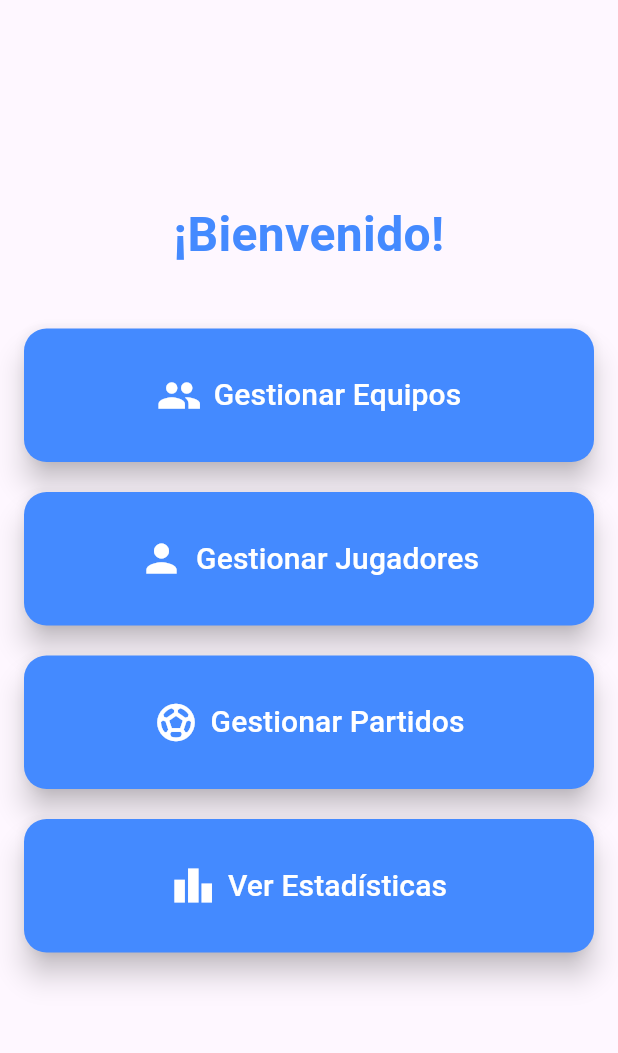
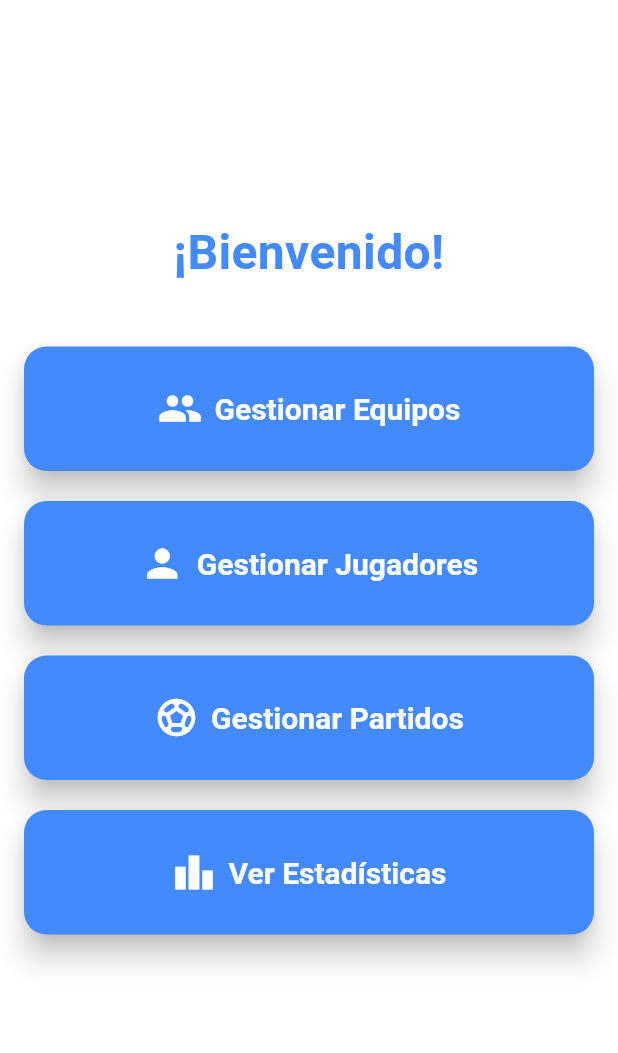
Before and after one commit to CrisMonteiro23/mi_app_futsal, a Flutter app: the screen it shows after launch, on a phone screen of 412 x 824 dp, the part 84-1137 px from its top. Run offline on Flutter 3.47's test engine with Material 3 defaults, Android fonts, the phone set to English and light mode, and no system bars.

Commit message:
Update main.dart

```diff
--- a/lib/main.dart
+++ b/lib/main.dart
@@ -1,16 +1,16 @@
+// lib/main.dart
 import 'package:flutter/material.dart';
-import 'package:provider/provider.dart'; // Importa el paquete Provider
-import 'package:mi_app_futsal/data/app_data.dart'; // Importa tu gestor de datos
-import 'package:mi_app_futsal/screens/home_screen.dart'; // Importa la pantalla de inicio
+import 'package:provider/provider.dart'; // Para la gestión de estado
+import 'package:mi_app_futsal/data/app_data.dart'; // Tu gestor de datos principal
+import 'package:mi_app_futsal/screens/home_screen.dart'; // La pantalla principal para registrar eventos
 
 void main() {
   // runApp es la función principal que inicia tu aplicación Flutter.
-  // Aquí envolvemos nuestra aplicación con ChangeNotifierProvider.
-  // Esto permite que todas las pantallas y widgets de la aplicación
-  // accedan y reaccionen a los cambios en AppData.
+  // Usamos ChangeNotifierProvider para que AppData esté disponible
+  // en todo el árbol de widgets y notifique los cambios.
   runApp(
     ChangeNotifierProvider(
-      create: (context) => AppData(), // Crea una instancia de AppData
+      create: (context) => AppData(), // Crea una instancia de tu gestor de datos
       child: const MyApp(), // Tu aplicación principal
     ),
   );
@@ -21,35 +21,42 @@
 
   @override
   Widget build(BuildContext context) {
-    // MaterialApp es el widget raíz de una aplicación Material Design.
-    // Define el título, tema y la pantalla de inicio de la app.
+    // MaterialApp configura el tema y la navegación de tu aplicación.
     return MaterialApp(
-      title: 'Gestor de Liga de Futsal', // Título de la aplicación
-      debugShowCheckedModeBanner: false, // Oculta la etiqueta "DEBUG" en la esquina
+      title: 'Analizador de Futsal', // Nuevo título para reflejar el enfoque
+      debugShowCheckedModeBanner: false, // Oculta la etiqueta "DEBUG"
       theme: ThemeData(
         primarySwatch: Colors.blue, // Color principal de la aplicación
         appBarTheme: const AppBarTheme(
           backgroundColor: Colors.blueAccent, // Color de la barra superior
           foregroundColor: Colors.white, // Color del texto en la barra superior
+          centerTitle: true, // Centra el título en todas las AppBars
         ),
         floatingActionButtonTheme: const FloatingActionButtonThemeData(
           backgroundColor: Colors.blueAccent, // Color del botón flotante
-          foregroundColor: Colors.white, // Color del icono del botón flotante
+          foregroundColor: Colors.white, // Color del icono
         ),
         elevatedButtonTheme: ElevatedButtonThemeData(
           style: ElevatedButton.styleFrom(
             backgroundColor: Colors.blueAccent, // Color de fondo de los botones elevados
-            foregroundColor: Colors.white, // Color del texto de los botones elevados
+            foregroundColor: Colors.white, // Color del texto
             shape: RoundedRectangleBorder(
               borderRadius: BorderRadius.circular(8), // Bordes redondeados
             ),
+            padding: const EdgeInsets.symmetric(horizontal: 20, vertical: 12), // Padding para botones
+            textStyle: const TextStyle(fontSize: 16, fontWeight: FontWeight.bold), // Estilo de texto
           ),
         ),
-        cardTheme: CardThemeData(
-          elevation: 4, // Sombra de las tarjetas
+        cardTheme: const CardThemeData( // Tema para las tarjetas
+          elevation: 4, // Sombra
           shape: RoundedRectangleBorder(
-            borderRadius: BorderRadius.circular(10), // Bordes redondeados de las tarjetas
+            borderRadius: BorderRadius.circular(10), // Bordes redondeados
           ),
+        ),
+        // Colores específicos para botones de "favor" y "contra"
+        colorScheme: ColorScheme.fromSwatch(primarySwatch: Colors.blue).copyWith(
+          secondary: Colors.green, // Usaremos esto para "favor"
+          error: Colors.red, // Usaremos esto para "contra"
         ),
       ),
       home: const HomeScreen(), // La pantalla principal de tu aplicación
```
